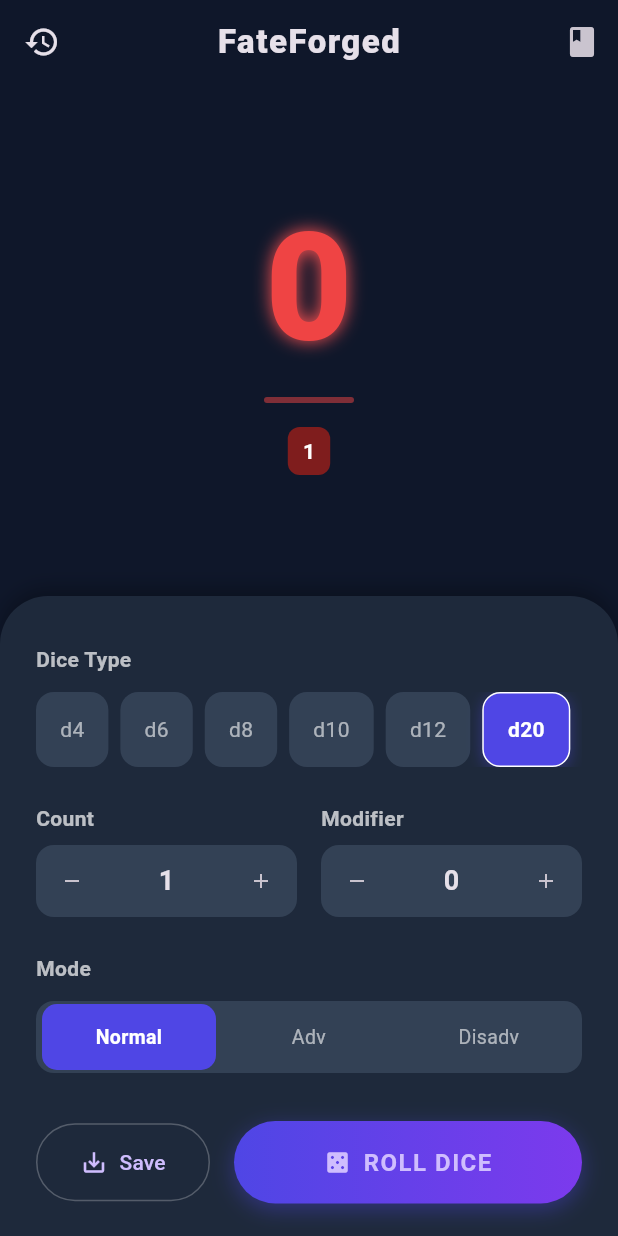
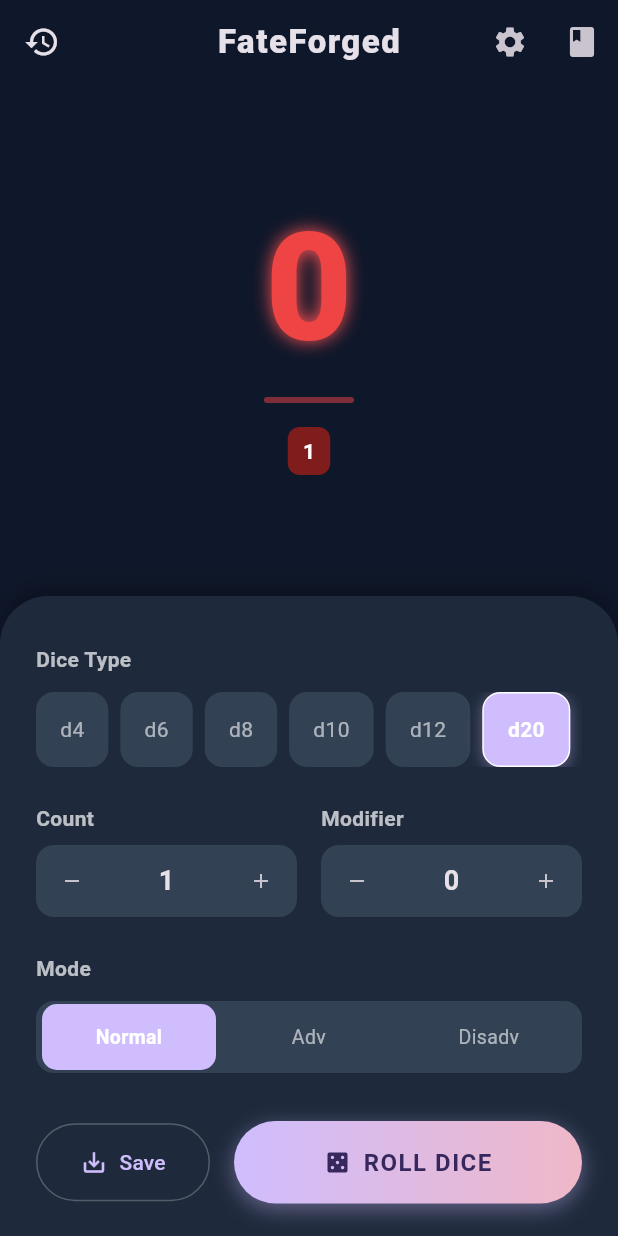
Before and after one commit to Mathiasdamgaard/dice-roller, a Flutter app: the screen it shows after launch, after a tap on "ROLL DICE", on a phone screen of 412 x 824 dp. Run offline on Flutter 3.47's test engine with Material 3 defaults, Android fonts, the phone set to English and light mode, and no system bars; our stand-ins replace shared_preferences.

Commit message:
theme features, instant roll, localstorage

```diff
--- a/lib/main.dart
+++ b/lib/main.dart
@@ -3,10 +3,18 @@ import 'package:provider/provider.dart';
 import 'providers/dice_controller.dart';
 import 'screens/home_screen.dart';
 
-void main() {
+void main() async {
+  WidgetsFlutterBinding.ensureInitialized();
+
+  // Initialize controller and load data immediately
+  final diceController = DiceController();
+  await diceController.loadState();
+
   runApp(
     MultiProvider(
-      providers: [ChangeNotifierProvider(create: (_) => DiceController())],
+      providers: [
+        ChangeNotifierProvider.value(value: diceController),
+      ],
       child: const DiceApp(),
     ),
   );
@@ -17,13 +25,16 @@ class DiceApp extends StatelessWidget {
 
   @override
   Widget build(BuildContext context) {
+    // Watch for theme changes
+    final seedColor = context.select((DiceController c) => c.seedColor);
+
     return MaterialApp(
-      title: 'Flutter Dice Roller',
+      title: 'FateForged',
       debugShowCheckedModeBanner: false,
       theme: ThemeData(
         useMaterial3: true,
         colorScheme: ColorScheme.fromSeed(
-          seedColor: const Color(0xFF6750A4),
+          seedColor: seedColor,
           brightness: Brightness.dark,
           surface: const Color(0xFF0F172A),
         ),
--- a/lib/models/roll_result.dart
+++ b/lib/models/roll_result.dart
@@ -1,4 +1,4 @@
-import 'saved_preset.dart';
+enum RollMode { normal, advantage, disadvantage }
 
 class RollResult {
   final int total;
@@ -18,4 +18,24 @@ class RollResult {
     required this.timestamp,
     this.discardedRolls,
   });
+
+  Map<String, dynamic> toJson() => {
+    'total': total,
+    'individualRolls': individualRolls,
+    'modifier': modifier,
+    'mode': mode.index,
+    'discardedRolls': discardedRolls,
+    'dieSides': dieSides,
+    'timestamp': timestamp.toIso8601String(),
+  };
+
+  factory RollResult.fromJson(Map<String, dynamic> json) => RollResult(
+    total: json['total'],
+    individualRolls: List<int>.from(json['individualRolls']),
+    modifier: json['modifier'],
+    mode: RollMode.values[json['mode']],
+    discardedRolls: json['discardedRolls'] != null ? List<int>.from(json['discardedRolls']) : null,
+    dieSides: json['dieSides'],
+    timestamp: DateTime.parse(json['timestamp']),
+  );
 }
--- a/lib/models/saved_preset.dart
+++ b/lib/models/saved_preset.dart
@@ -1,4 +1,4 @@
-enum RollMode { normal, advantage, disadvantage }
+import 'roll_result.dart'; // Assuming RollMode is here, or import where you defined it
 
 class SavedPreset {
   final String id;
@@ -16,4 +16,22 @@ class SavedPreset {
     required this.modifier,
     required this.mode,
   });
+
+  Map<String, dynamic> toJson() => {
+    'id': id,
+    'name': name,
+    'diceCount': diceCount,
+    'diceSides': diceSides,
+    'modifier': modifier,
+    'mode': mode.index,
+  };
+
+  factory SavedPreset.fromJson(Map<String, dynamic> json) => SavedPreset(
+    id: json['id'],
+    name: json['name'],
+    diceCount: json['diceCount'],
+    diceSides: json['diceSides'],
+    modifier: json['modifier'],
+    mode: RollMode.values[json['mode']],
+  );
 }
--- a/lib/providers/dice_controller.dart
+++ b/lib/providers/dice_controller.dart
@@ -1,35 +1,106 @@
 import 'dart:async';
+import 'dart:convert';
 import 'dart:math';
 import 'package:flutter/material.dart';
 import 'package:flutter/services.dart';
+import 'package:shared_preferences/shared_preferences.dart';
 
 import '../models/roll_result.dart';
 import '../models/saved_preset.dart';
 
 class DiceController extends ChangeNotifier {
+  // --- State ---
   int _selectedSides = 20;
   int _diceCount = 1;
   int _modifier = 0;
   RollMode _mode = RollMode.normal;
   bool _isRolling = false;
 
-  final List<RollResult> _history = [];
-  final List<SavedPreset> _presets = [];
+  // New Feature State
+  bool _instantRoll = false;
+  Color _seedColor = const Color(0xFF6750A4);
 
+  List<RollResult> _history = [];
+  List<SavedPreset> _presets = [];
+
+  // --- Getters ---
   int get selectedSides => _selectedSides;
   int get diceCount => _diceCount;
   int get modifier => _modifier;
   RollMode get mode => _mode;
   bool get isRolling => _isRolling;
+  bool get instantRoll => _instantRoll;
+  Color get seedColor => _seedColor;
 
   RollResult? get lastResult => _history.isNotEmpty ? _history.first : null;
   List<RollResult> get history => List.unmodifiable(_history);
   List<SavedPreset> get presets => List.unmodifiable(_presets);
 
+  // --- Persistence ---
+  Future<void> loadState() async {
+    final prefs = await SharedPreferences.getInstance();
+
+    // History
+    final historyJson = prefs.getStringList('history');
+    if (historyJson != null) {
+      _history = historyJson
+          .map((e) => RollResult.fromJson(jsonDecode(e)))
+          .toList();
+    }
+
+    // Presets
+    final presetsJson = prefs.getStringList('presets');
+    if (presetsJson != null) {
+      _presets = presetsJson
+          .map((e) => SavedPreset.fromJson(jsonDecode(e)))
+          .toList();
+    }
+
+    // Settings
+    final colorValue = prefs.getInt('seedColor');
+    if (colorValue != null) _seedColor = Color(colorValue);
+
+    _instantRoll = prefs.getBool('instantRoll') ?? false;
+
+    notifyListeners();
+  }
+
+  Future<void> _saveData() async {
+    final prefs = await SharedPreferences.getInstance();
+
+    final historyJson = _history
+        .take(50)
+        .map((e) => jsonEncode(e.toJson()))
+        .toList();
+    await prefs.setStringList('history', historyJson);
+
+    final presetsJson = _presets.map((e) => jsonEncode(e.toJson())).toList();
+    await prefs.setStringList('presets', presetsJson);
+
+    // FIXED: Use toARGB32() instead of deprecated .value
+    await prefs.setInt('seedColor', _seedColor.toARGB32());
+    await prefs.setBool('instantRoll', _instantRoll);
+  }
+
+  // --- Actions ---
+
+  void setThemeColor(Color color) {
+    _seedColor = color;
+    _saveData();
+    notifyListeners();
+  }
+
+  void toggleInstantRoll() {
+    _instantRoll = !_instantRoll;
+    _saveData();
+    notifyListeners();
+  }
+
   void setSides(int sides) {
     _selectedSides = sides;
     HapticFeedback.selectionClick();
     notifyListeners();
+    if (_instantRoll) rollDice(); // Trigger instant roll
   }
 
   void setDiceCount(int count) {
@@ -57,6 +128,7 @@ class DiceController extends ChangeNotifier {
     _mode = preset.mode;
     HapticFeedback.mediumImpact();
     notifyListeners();
+    if (_instantRoll) rollDice();
   }
 
   void saveCurrentPreset(String name) {
@@ -69,16 +141,19 @@ class DiceController extends ChangeNotifier {
       mode: _mode,
     );
     _presets.add(newPreset);
+    _saveData();
     notifyListeners();
   }
 
   void deletePreset(String id) {
     _presets.removeWhere((p) => p.id == id);
+    _saveData();
     notifyListeners();
   }
 
   void clearHistory() {
     _history.clear();
+    _saveData();
     notifyListeners();
   }
 
@@ -89,7 +164,8 @@ class DiceController extends ChangeNotifier {
     HapticFeedback.vibrate();
     notifyListeners();
 
-    await Future.delayed(const Duration(milliseconds: 600));
+    // Faster animation for instant rolls
+    await Future.delayed(Duration(milliseconds: _instantRoll ? 300 : 600));
 
     final rng = Random();
 
@@ -120,12 +196,9 @@ class DiceController extends ChangeNotifier {
       final setA = performRoll();
       final setB = performRoll();
 
-      bool keepA;
-      if (_mode == RollMode.advantage) {
-        keepA = setA.total >= setB.total;
-      } else {
-        keepA = setA.total <= setB.total;
-      }
+      bool keepA = _mode == RollMode.advantage
+          ? setA.total >= setB.total
+          : setA.total <= setB.total;
 
       newResult = RollResult(
         total: keepA ? setA.total : setB.total,
@@ -140,12 +213,16 @@ class DiceController extends ChangeNotifier {
 
     _history.insert(0, newResult);
     if (_history.length > 50) _history.removeLast();
+    _saveData();
 
     _isRolling = false;
+    await HapticFeedback.heavyImpact();
 
-    await HapticFeedback.heavyImpact();
-    await Future.delayed(const Duration(milliseconds: 50));
-    await HapticFeedback.heavyImpact();
+    // Only double thud for manual rolls
+    if (!_instantRoll) {
+      await Future.delayed(const Duration(milliseconds: 50));
+      await HapticFeedback.heavyImpact();
+    }
 
     notifyListeners();
   }
--- a/lib/screens/home_screen.dart
+++ b/lib/screens/home_screen.dart
@@ -1,13 +1,15 @@
+import 'package:dice_roller/widgets/inputs/dice_selector.dart';
 import 'package:flutter/material.dart';
 import 'package:provider/provider.dart';
+
 import '../providers/dice_controller.dart';
 import '../widgets/display/result_display.dart';
-import '../widgets/inputs/dice_selector.dart';
 import '../widgets/inputs/count_selector.dart';
 import '../widgets/inputs/modifier_selector.dart';
 import '../widgets/inputs/mode_selector.dart';
 import '../widgets/sheets/presets_sheet.dart';
 import '../widgets/sheets/history_sheet.dart';
+import '../widgets/sheets/settings_sheet.dart';
 
 class DiceRollerScreen extends StatelessWidget {
   const DiceRollerScreen({super.key});
@@ -73,9 +75,19 @@ class DiceRollerScreen extends StatelessWidget {
     );
   }
 
+  void _showSettingsSheet(BuildContext context) {
+    showModalBottomSheet(
+      context: context,
+      backgroundColor: const Color(0xFF1E293B),
+      showDragHandle: true,
+      builder: (ctx) => const SettingsSheet(),
+    );
+  }
+
   @override
   Widget build(BuildContext context) {
     final isRolling = context.select((DiceController c) => c.isRolling);
+    final colorScheme = Theme.of(context).colorScheme;
 
     return Scaffold(
       resizeToAvoidBottomInset: false,
@@ -93,6 +105,11 @@ class DiceRollerScreen extends StatelessWidget {
           onPressed: () => _showHistorySheet(context),
         ),
         actions: [
+          IconButton(
+            icon: const Icon(Icons.settings),
+            tooltip: "Settings",
+            onPressed: () => _showSettingsSheet(context),
+          ),
           IconButton(
             icon: const Icon(Icons.book),
             tooltip: "Saved Presets",
@@ -138,7 +155,9 @@ class DiceRollerScreen extends StatelessWidget {
                         ),
                       ),
                       const SizedBox(height: 12),
-                      const DiceTypeSelector(),
+
+                      const DiceTypeRow(),
+
                       const SizedBox(height: 24),
                       const Row(
                         children: [
@@ -185,19 +204,20 @@ class DiceRollerScreen extends StatelessWidget {
                                     ? const LinearGradient(
                                         colors: [Colors.grey, Colors.grey],
                                       )
-                                    : const LinearGradient(
+                                    : LinearGradient(
                                         colors: [
-                                          Color(0xFF4F46E5),
-                                          Color(0xFF7C3AED),
+                                          colorScheme.primary,
+                                          colorScheme.tertiary,
                                         ],
                                       ),
+                                // FIXED: Replaced .withOpacity() with .withValues(alpha: ...)
                                 boxShadow: isRolling
                                     ? []
                                     : [
                                         BoxShadow(
-                                          color: const Color(
-                                            0xFF4F46E5,
-                                          ).withOpacity(0.4),
+                                          color: colorScheme.primary.withValues(
+                                            alpha: 0.4,
+                                          ),
                                           blurRadius: 12,
                                           offset: const Offset(0, 4),
                                         ),
@@ -230,6 +250,8 @@ class DiceRollerScreen extends StatelessWidget {
                                 style: ElevatedButton.styleFrom(
                                   backgroundColor: Colors.transparent,
                                   shadowColor: Colors.transparent,
+                                  foregroundColor: colorScheme.onPrimary,
+                                  disabledForegroundColor: Colors.white,
                                   padding: const EdgeInsets.symmetric(
                                     vertical: 16,
                                   ),
--- a/lib/widgets/display/result_display.dart
+++ b/lib/widgets/display/result_display.dart
@@ -1,7 +1,7 @@
-import 'package:dice_roller/models/saved_preset.dart';
 import 'package:flutter/material.dart';
 import 'package:provider/provider.dart';
 import '../../providers/dice_controller.dart';
+import '../../models/roll_result.dart';
 import 'shake_widget.dart';
 
 class ResultDisplay extends StatelessWidget {
@@ -44,7 +44,7 @@ class ResultDisplay extends StatelessWidget {
             Icon(
               Icons.touch_app,
               size: 64,
-              color: Colors.white.withOpacity(0.1),
+              color: Colors.white.withValues(alpha: 0.1),
             ),
             const SizedBox(height: 16),
             Text(
@@ -58,41 +58,17 @@ class ResultDisplay extends StatelessWidget {
       );
     }
 
+    // --- Calculate Style ---
     final rawSum = result.individualRolls.reduce((a, b) => a + b);
     final minPossible = result.individualRolls.length;
     final maxPossible = result.individualRolls.length * result.dieSides;
 
-    Color textColor = Colors.white;
-    List<Shadow> shadows = [];
+    // Calculate luck percentage (0.0 = Worst possible roll, 1.0 = Best possible roll)
+    final percentage = (maxPossible == minPossible)
+        ? 1.0
+        : (rawSum - minPossible) / (maxPossible - minPossible);
 
-    if (maxPossible > minPossible) {
-      final double percentage =
-          (rawSum - minPossible) / (maxPossible - minPossible);
-
-      if (percentage < 0.5) {
-        textColor = Color.lerp(
-          const Color(0xFFEF4444),
-          Colors.white,
-          percentage * 2,
-        )!;
-
-        if (percentage < 0.15) {
-          shadows = [const Shadow(color: Colors.redAccent, blurRadius: 15)];
-        }
-      } else {
-        textColor = Color.lerp(
-          Colors.white,
-          const Color(0xFFFFD700),
-          (percentage - 0.5) * 2,
-        )!;
-
-        if (percentage > 0.85) {
-          shadows = [const Shadow(color: Colors.orangeAccent, blurRadius: 20)];
-        }
-      }
-    } else {
-      textColor = const Color(0xFFFFD700);
-    }
+    final (textColor, shadows) = _calculateRollStyle(percentage);
 
     return ShakeWidget(
       isShaking: false,
@@ -121,7 +97,7 @@ class ResultDisplay extends StatelessWidget {
             width: 60,
             height: 4,
             decoration: BoxDecoration(
-              color: textColor.withOpacity(0.5),
+              color: textColor.withValues(alpha: 0.5),
               borderRadius: BorderRadius.circular(2),
             ),
           ),
@@ -240,4 +216,32 @@ class ResultDisplay extends StatelessWidget {
       ),
     );
   }
+
+  (Color, List<Shadow>) _calculateRollStyle(double percentage) {
+    if (percentage < 0.5) {
+      final color = Color.lerp(
+        const Color(0xFFEF4444),
+        Colors.white,
+        percentage * 2,
+      )!;
+
+      final shadows = percentage < 0.15
+          ? [const Shadow(color: Colors.redAccent, blurRadius: 15)]
+          : <Shadow>[];
+
+      return (color, shadows);
+    } else {
+      final color = Color.lerp(
+        Colors.white,
+        const Color(0xFFFFD700),
+        (percentage - 0.5) * 2,
+      )!;
+
+      final shadows = percentage > 0.85
+          ? [const Shadow(color: Colors.orangeAccent, blurRadius: 20)]
+          : <Shadow>[];
+
+      return (color, shadows);
+    }
+  }
 }
--- a/lib/widgets/inputs/dice_selector.dart
+++ b/lib/widgets/inputs/dice_selector.dart
@@ -2,21 +2,23 @@ import 'package:flutter/material.dart';
 import 'package:provider/provider.dart';
 import '../../providers/dice_controller.dart';
 
-class DiceTypeSelector extends StatelessWidget {
-  const DiceTypeSelector({super.key});
+class DiceTypeRow extends StatelessWidget {
+  const DiceTypeRow({super.key});
 
   final List<int> diceOptions = const [4, 6, 8, 10, 12, 20, 100];
 
   @override
   Widget build(BuildContext context) {
-    final selected = context.select((DiceController c) => c.selectedSides);
+    final state = context.watch<DiceController>();
+    final selected = state.selectedSides;
+    final themeColor = Theme.of(context).colorScheme.primary;
 
     return SizedBox(
       height: 50,
       child: ListView.separated(
         scrollDirection: Axis.horizontal,
         itemCount: diceOptions.length,
-        separatorBuilder: (_, __) => const SizedBox(width: 8),
+        separatorBuilder: (_, _) => const SizedBox(width: 8),
         itemBuilder: (context, index) {
           final sides = diceOptions[index];
           final isSelected = sides == selected;
@@ -27,16 +29,14 @@ class DiceTypeSelector extends StatelessWidget {
               duration: const Duration(milliseconds: 200),
               padding: const EdgeInsets.symmetric(horizontal: 16),
               decoration: BoxDecoration(
-                color: isSelected
-                    ? const Color(0xFF4F46E5)
-                    : const Color(0xFF334155),
+                color: isSelected ? themeColor : const Color(0xFF334155),
                 borderRadius: BorderRadius.circular(12),
                 boxShadow: isSelected
                     ? [
-                        const BoxShadow(
-                          color: Color(0x664F46E5),
+                        BoxShadow(
+                          color: themeColor.withValues(alpha: 0.4),
                           blurRadius: 8,
-                          offset: Offset(0, 2),
+                          offset: const Offset(0, 2),
                         ),
                       ]
                     : [],
--- a/lib/widgets/inputs/mode_selector.dart
+++ b/lib/widgets/inputs/mode_selector.dart
@@ -1,7 +1,7 @@
-import 'package:dice_roller/models/saved_preset.dart';
 import 'package:flutter/material.dart';
 import 'package:provider/provider.dart';
 import '../../providers/dice_controller.dart';
+import '../../models/roll_result.dart'; // To access RollMode enum
 
 class ModeSelector extends StatelessWidget {
   const ModeSelector({super.key});
@@ -27,20 +27,17 @@ class ModeSelector extends StatelessWidget {
     );
   }
 
-  Widget _buildSegment(
-    BuildContext context,
-    RollMode current,
-    RollMode target,
-    String label,
-  ) {
+  Widget _buildSegment(BuildContext context, RollMode current, RollMode target, String label) {
     final isSelected = current == target;
     Color activeColor;
-    if (target == RollMode.advantage)
+
+    if (target == RollMode.advantage) {
       activeColor = const Color(0xFF059669);
-    else if (target == RollMode.disadvantage)
+    } else if (target == RollMode.disadvantage) {
       activeColor = const Color(0xFFE11D48);
-    else
-      activeColor = const Color(0xFF4F46E5);
+    } else {
+      activeColor = Theme.of(context).colorScheme.primary;
+    }
 
     return Expanded(
       child: GestureDetector(
--- a/pubspec.yaml
+++ b/pubspec.yaml
@@ -15,6 +15,7 @@ dependencies:
   cupertino_icons: ^1.0.8
   provider: ^6.1.5+1
   font_awesome_flutter: ^10.12.0
+  shared_preferences: ^2.5.3
 
 dev_dependencies:
   flutter_test:
```
Also changed, not shown: lib/widgets/sheets/settings_sheet.dart (added, +89 -0 lines).
